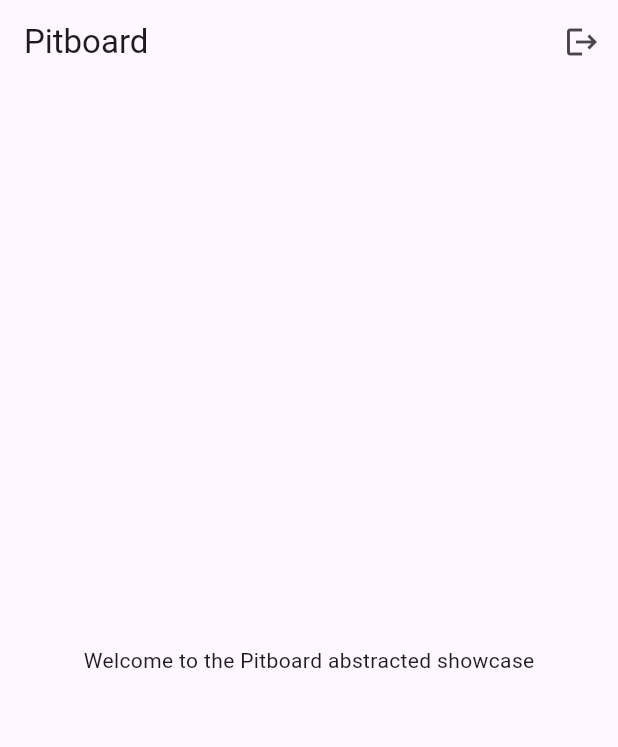
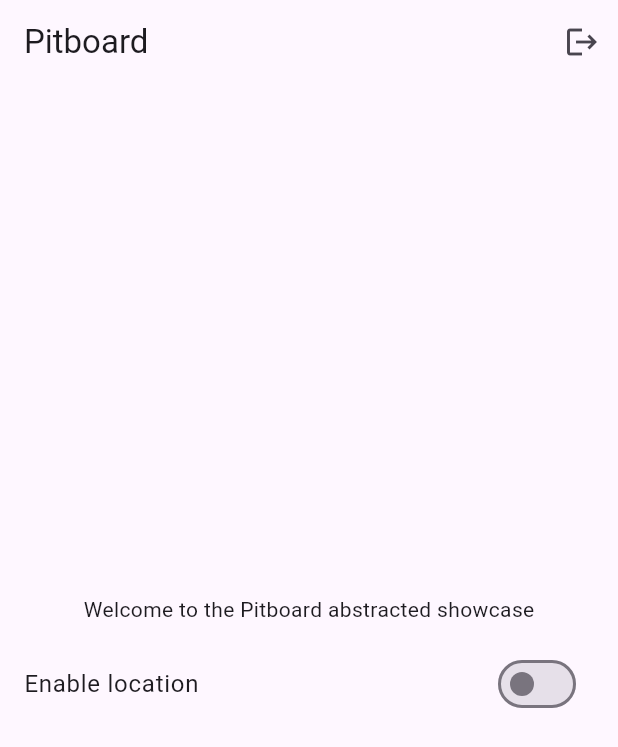
Before and after one commit to kyle-walden/flutter-portfolio, a Flutter app: the HomePage screen opened directly, on a phone screen of 412 x 824 dp. Shown: the top 747 px of the screen. Run offline on Flutter 3.47's test engine with Material 3 defaults, Android fonts, the phone set to English and light mode, and no system bars; our stand-ins replace cloud_firestore, firebase_analytics, firebase_auth, firebase_core, hive_flutter, shared_preferences; missing offline and left inert: mapbox_maps_flutter; accounts and stored records are empty.

Commit message:
feat: Update dependencies and implement shared preferences for location settings
- Replaced `mapbox_gl` with `mapbox_maps_flutter` and updated its version.
- Added `shared_preferences` package for managing user preferences.
- Created `PreferencesService` to handle location preference storage.
- Modified `HomePage` to include a switch for enabling/disabling location.
- Updated `PreSessionPage` to include a map widget for pre-session setup.
- Cleaned up unused dependencies and updated `pubspec.lock` accordingly.

```diff
--- /dev/null
+++ b/projects/pitboard/flutter_app_(front_end)/lib/core/services/preferences_service.dart
@@ -0,0 +1,22 @@
+import 'package:shared_preferences/shared_preferences.dart';
+
+class PreferencesService {
+  static const _keyEnableLocation = 'enable_location';
+
+  /// Initialize preferences if needed. For shared_preferences no explicit init
+  /// is necessary beyond calling the APIs, but this keeps parity with other
+  /// services.
+  static Future<void> init() async {
+    // no-op for now
+  }
+
+  static Future<bool> isLocationEnabled() async {
+    final prefs = await SharedPreferences.getInstance();
+    return prefs.getBool(_keyEnableLocation) ?? false;
+  }
+
+  static Future<void> setLocationEnabled(bool enabled) async {
+    final prefs = await SharedPreferences.getInstance();
+    await prefs.setBool(_keyEnableLocation, enabled);
+  }
+}
--- a/projects/pitboard/flutter_app_(front_end)/lib/features/home/view/home_page.dart
+++ b/projects/pitboard/flutter_app_(front_end)/lib/features/home/view/home_page.dart
@@ -2,6 +2,7 @@ import 'package:flutter/material.dart';
 import 'package:provider/provider.dart';
 import '../../auth/state/auth_provider.dart';
 import '../../auth/view/sign_in_page.dart';
+import '../../../core/services/preferences_service.dart';
 
 class HomePage extends StatefulWidget {
   const HomePage({super.key});
@@ -11,6 +12,15 @@ class HomePage extends StatefulWidget {
 }
 
 class _HomePageState extends State<HomePage> {
+  bool _locationEnabled = false;
+
+  @override
+  void initState() {
+    super.initState();
+    PreferencesService.isLocationEnabled().then((v) {
+      if (mounted) setState(() => _locationEnabled = v);
+    });
+  }
   @override
   Widget build(BuildContext context) {
     final auth = Provider.of<AuthProvider>(context);
@@ -49,7 +59,21 @@ class _HomePageState extends State<HomePage> {
                   );
                 },
               )
-            : const Text('Welcome to the Pitboard abstracted showcase'),
+            : Column(
+                mainAxisSize: MainAxisSize.min,
+                children: [
+                  const Text('Welcome to the Pitboard abstracted showcase'),
+                  const SizedBox(height: 12),
+                  SwitchListTile(
+                    title: const Text('Enable location'),
+                    value: _locationEnabled,
+                    onChanged: (v) async {
+                      await PreferencesService.setLocationEnabled(v);
+                      if (mounted) setState(() => _locationEnabled = v);
+                    },
+                  )
+                ],
+              ),
       ),
     );
   }
--- a/projects/pitboard/flutter_app_(front_end)/pubspec.yaml
+++ b/projects/pitboard/flutter_app_(front_end)/pubspec.yaml
@@ -19,9 +19,11 @@ dependencies:
   hive: ^2.2.3
   hive_flutter: ^1.1.0
   # Mapbox - map rendering (requires native setup; API keys are intentionally omitted)
-  mapbox_gl: ^0.15.0
+  mapbox_maps_flutter: ^2.17.0
   # HTTP client
   http: ^1.1.0
+  # Shared preferences for small user settings
+  shared_preferences: ^2.2.0
 
 dev_dependencies:
   flutter_test:
```
Also changed, not shown: projects/pitboard/flutter_app_(front_end)/lib/features/pre_session/view/pre_session_page.dart (+13 -1 lines), projects/pitboard/flutter_app_(front_end)/lib/features/pre_session/widgets/map_widget.dart (added, +33 -0 lines), projects/pitboard/flutter_app_(front_end)/pubspec.lock, 2 other files.
